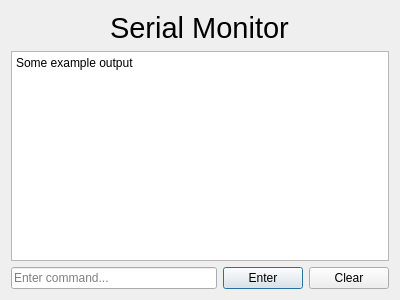
Old version of the form client/buttonbox_client/ui/serial_monitor.ui in the repository TheCheese42/buttonbox.
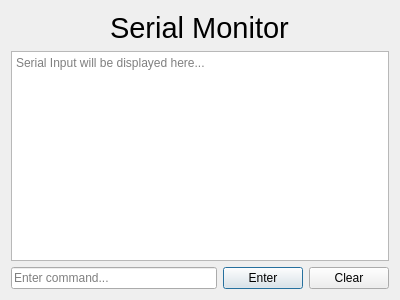
New version of the form. Icons and pictures are not drawn.

Commit message: Added error handle for last in_waiting check

What changed in the file:
```diff
--- a/client/buttonbox_client/ui/serial_monitor.ui
+++ b/client/buttonbox_client/ui/serial_monitor.ui
@@ -54,6 +54,9 @@
        <verstretch>0</verstretch>
       </sizepolicy>
      </property>
+     <property name="lineWrapMode">
+      <enum>QTextEdit::NoWrap</enum>
+     </property>
      <property name="html">
       <string>&lt;!DOCTYPE HTML PUBLIC &quot;-//W3C//DTD HTML 4.0//EN&quot; &quot;http://www.w3.org/TR/REC-html40/strict.dtd&quot;&gt;
 &lt;html&gt;&lt;head&gt;&lt;meta name=&quot;qrichtext&quot; content=&quot;1&quot; /&gt;&lt;meta charset=&quot;utf-8&quot; /&gt;&lt;style type=&quot;text/css&quot;&gt;
@@ -62,7 +65,13 @@
 li.unchecked::marker { content: &quot;\2610&quot;; }
 li.checked::marker { content: &quot;\2612&quot;; }
 &lt;/style&gt;&lt;/head&gt;&lt;body style=&quot; font-family:'Sans Serif'; font-size:9pt; font-weight:400; font-style:normal;&quot;&gt;
-&lt;p style=&quot; margin-top:0px; margin-bottom:0px; margin-left:0px; margin-right:0px; -qt-block-indent:0; text-indent:0px;&quot;&gt;Some example output&lt;/p&gt;&lt;/body&gt;&lt;/html&gt;</string>
+&lt;p style=&quot;-qt-paragraph-type:empty; margin-top:0px; margin-bottom:0px; margin-left:0px; margin-right:0px; -qt-block-indent:0; text-indent:0px;&quot;&gt;&lt;br /&gt;&lt;/p&gt;&lt;/body&gt;&lt;/html&gt;</string>
+     </property>
+     <property name="acceptRichText">
+      <bool>false</bool>
+     </property>
+     <property name="placeholderText">
+      <string>Serial Input will be displayed here...</string>
      </property>
     </widget>
    </item>
```
The commit also changes 2 other files.
